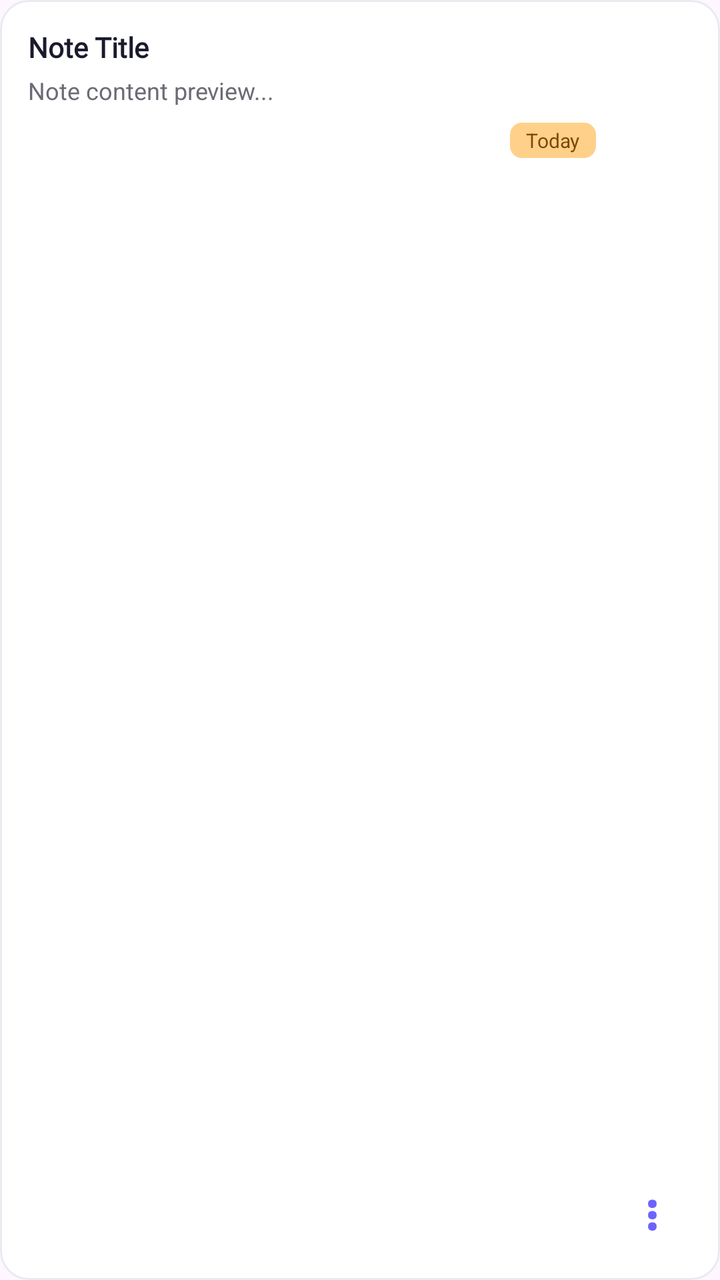
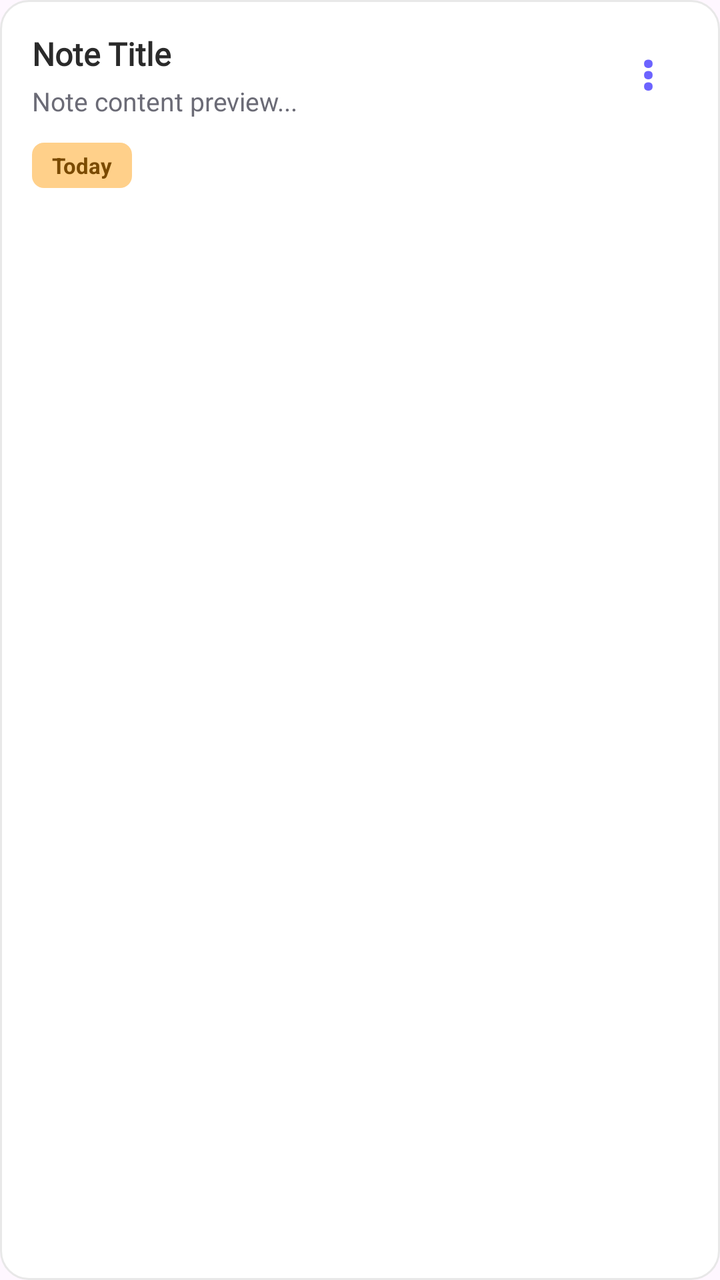

The first picture is an Android layout as it rendered before a commit; the second is the same layout after the commit. The layout source and the unified diff follow.
<!-- AndroidManifest.xml: application theme Theme.ClendApp -->
<!-- res/layout/bg_card_nota_item.xml -->
<?xml version="1.0" encoding="utf-8"?>
<androidx.constraintlayout.widget.ConstraintLayout xmlns:android="http://schemas.android.com/apk/res/android"
    xmlns:app="http://schemas.android.com/apk/res-auto"
    android:layout_width="match_parent"
    android:layout_height="wrap_content"
    android:layout_marginBottom="12dp"
    android:background="@drawable/bg_card_nota"
    android:padding="14dp">

    <TextView
        android:id="@+id/tv_nota_titulo"
        android:layout_width="0dp"
        android:layout_height="wrap_content"
        android:fontFamily="@font/hey_comic"
        android:text="Note Title"
        android:textColor="#1A1A2E"
        android:textSize="14sp"
        android:textStyle="bold"
        app:layout_constraintEnd_toEndOf="parent"
        app:layout_constraintStart_toStartOf="parent"
        app:layout_constraintTop_toTopOf="parent" />

    <TextView
        android:id="@+id/tv_nota_cuerpo"
        android:layout_width="0dp"
        android:layout_height="wrap_content"
        android:layout_marginTop="4dp"
        android:maxLines="2"
        android:ellipsize="end"
        android:text="Note content preview..."
        android:textColor="#6B6B76"
        android:textSize="12sp"
        app:layout_constraintEnd_toEndOf="parent"
        app:layout_constraintStart_toStartOf="parent"
        app:layout_constraintTop_toBottomOf="@+id/tv_nota_titulo" />

    <TextView
        android:id="@+id/tv_badge"
        android:layout_width="wrap_content"
        android:layout_height="wrap_content"
        android:layout_marginTop="8dp"
        android:background="@drawable/bg_badge_naranja"
        android:paddingStart="8dp"
        android:paddingEnd="8dp"
        android:paddingTop="2dp"
        android:paddingBottom="2dp"
        android:text="Today"
        android:textColor="#7A4A00"
        android:textSize="10sp"
        app:layout_constraintEnd_toStartOf="@+id/btn_menu_item"
        app:layout_constraintTop_toBottomOf="@+id/tv_nota_cuerpo"
        android:layout_marginEnd="8dp" />

    <TextView
        android:id="@+id/btn_menu_item"
        android:layout_width="40dp"
        android:layout_height="40dp"
        android:gravity="center"
        android:text="⋮"
        android:textColor="#6C63FF"
        android:textSize="24sp"
        android:textStyle="bold"
        app:layout_constraintBottom_toBottomOf="parent"
        app:layout_constraintEnd_toEndOf="parent" />
</androidx.constraintlayout.widget.ConstraintLayout>
<!-- resources referenced by this layout -->
<resources>
  <!-- drawable bg_badge_naranja (drawable) -->
  <?xml version="1.0" encoding="utf-8"?>
  <shape xmlns:android="http://schemas.android.com/apk/res/android"
      android:shape="rectangle">
      <corners android:radius="6dp" />
      <solid android:color="#FFD08A" />
  </shape>
  <!-- drawable bg_card_nota (drawable) -->
  <?xml version="1.0" encoding="utf-8"?>
  <shape xmlns:android="http://schemas.android.com/apk/res/android"
      android:shape="rectangle">
      <corners android:radius="14dp" />
      <solid android:color="@android:color/white" />
      <stroke
          android:width="1dp"
          android:color="#EAEAF0" />
  </shape>
  <style name="Theme.ClendApp" parent="Base.Theme.ClendApp" />
  <style name="Base.Theme.ClendApp" parent="Theme.Material3.Light.NoActionBar">
          
          <item name="colorPrimary">#7C4DFF</item>
          <item name="colorOnPrimary">@color/white</item>
      </style>
  <color name="white">#FFFFFFFF</color>
</resources>

<!-- the commit's change to res/layout/bg_card_nota_item.xml (unified diff, before → after) -->
@@ -3,9 +3,9 @@
     xmlns:app="http://schemas.android.com/apk/res-auto"
     android:layout_width="match_parent"
     android:layout_height="wrap_content"
-    android:layout_marginBottom="12dp"
+    android:layout_marginBottom="16dp"
     android:background="@drawable/bg_card_nota"
-    android:padding="14dp">
+    android:padding="16dp">
 
     <TextView
         android:id="@+id/tv_nota_titulo"
@@ -13,10 +13,10 @@
         android:layout_height="wrap_content"
         android:fontFamily="@font/hey_comic"
         android:text="Note Title"
-        android:textColor="#1A1A2E"
-        android:textSize="14sp"
+        android:textColor="@color/text_dark"
+        android:textSize="16sp"
         android:textStyle="bold"
-        app:layout_constraintEnd_toEndOf="parent"
+        app:layout_constraintEnd_toStartOf="@+id/btn_menu_item"
         app:layout_constraintStart_toStartOf="parent"
         app:layout_constraintTop_toTopOf="parent" />
 
@@ -25,12 +25,12 @@
         android:layout_width="0dp"
         android:layout_height="wrap_content"
         android:layout_marginTop="4dp"
-        android:maxLines="2"
+        android:maxLines="3"
         android:ellipsize="end"
         android:text="Note content preview..."
-        android:textColor="#6B6B76"
-        android:textSize="12sp"
-        app:layout_constraintEnd_toEndOf="parent"
+        android:textColor="@color/text_medium"
+        android:textSize="13sp"
+        app:layout_constraintEnd_toStartOf="@+id/btn_menu_item"
         app:layout_constraintStart_toStartOf="parent"
         app:layout_constraintTop_toBottomOf="@+id/tv_nota_titulo" />
 
@@ -38,18 +38,18 @@
         android:id="@+id/tv_badge"
         android:layout_width="wrap_content"
         android:layout_height="wrap_content"
-        android:layout_marginTop="8dp"
+        android:layout_marginTop="12dp"
         android:background="@drawable/bg_badge_naranja"
-        android:paddingStart="8dp"
-        android:paddingEnd="8dp"
-        android:paddingTop="2dp"
-        android:paddingBottom="2dp"
+        android:paddingStart="10dp"
+        android:paddingEnd="10dp"
+        android:paddingTop="4dp"
+        android:paddingBottom="4dp"
         android:text="Today"
-        android:textColor="#7A4A00"
-        android:textSize="10sp"
-        app:layout_constraintEnd_toStartOf="@+id/btn_menu_item"
-        app:layout_constraintTop_toBottomOf="@+id/tv_nota_cuerpo"
-        android:layout_marginEnd="8dp" />
+        android:textColor="@color/warning_dark"
+        android:textSize="11sp"
+        android:textStyle="bold"
+        app:layout_constraintStart_toStartOf="parent"
+        app:layout_constraintTop_toBottomOf="@+id/tv_nota_cuerpo" />
 
     <TextView
         android:id="@+id/btn_menu_item"
@@ -57,9 +57,11 @@
         android:layout_height="40dp"
         android:gravity="center"
         android:text="⋮"
-        android:textColor="#6C63FF"
+        android:textColor="@color/primary_light"
         android:textSize="24sp"
         android:textStyle="bold"
-        app:layout_constraintBottom_toBottomOf="parent"
+        android:background="?attr/selectableItemBackgroundBorderless"
+        app:layout_constraintTop_toTopOf="parent"
         app:layout_constraintEnd_toEndOf="parent" />
+
 </androidx.constraintlayout.widget.ConstraintLayout>
<!-- resource entries referenced after the edit -->
@@ -1,5 +1,9 @@
 <!-- resources referenced by this layout -->
 <resources>
+  <color name="primary_light">#6C63FF</color>
+  <color name="text_dark">#2A2A2A</color>
+  <color name="text_medium">#6B6B76</color>
+  <color name="warning_dark">#7A4A00</color>
   <!-- drawable bg_badge_naranja (drawable) -->
   <?xml version="1.0" encoding="utf-8"?>
   <shape xmlns:android="http://schemas.android.com/apk/res/android"
@@ -15,14 +19,16 @@
       <solid android:color="@android:color/white" />
       <stroke
           android:width="1dp"
-          android:color="#EAEAF0" />
+          android:color="@color/border_input" />
   </shape>
   <style name="Theme.ClendApp" parent="Base.Theme.ClendApp" />
+  <color name="border_input">#E8E8E8</color>
   <style name="Base.Theme.ClendApp" parent="Theme.Material3.Light.NoActionBar">
           
-          <item name="colorPrimary">#7C4DFF</item>
+          <item name="colorPrimary">@color/primary</item>
           <item name="colorOnPrimary">@color/white</item>
       </style>
+  <color name="primary">#7C4DFF</color>
   <color name="white">#FFFFFFFF</color>
 </resources>
 
